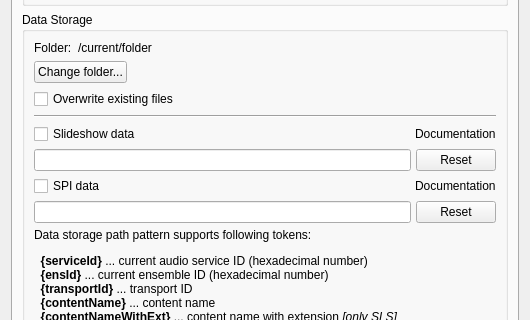
The window that gui/setupdialog.ui (KejPi/AbracaDABra) describes before a commit, drawn with Qt 5; both pictures show x 0 to 530 and y 153 to 473 of the 530 by 630 pixel window.
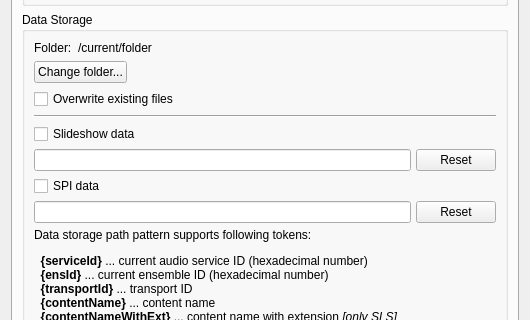
The same window after the commit. Custom widgets are drawn as their Qt base class.

Commit message: Documentation links removed

What changed in the file:
```diff
--- a/gui/setupdialog.ui
+++ b/gui/setupdialog.ui
@@ -1472,13 +1472,6 @@
                 </property>
                </spacer>
               </item>
-              <item>
-               <widget class="QLabel" name="dumpSlsDocuLabel">
-                <property name="text">
-                 <string>Documentation</string>
-                </property>
-               </widget>
-              </item>
              </layout>
             </item>
             <item>
@@ -1524,13 +1517,6 @@
                 </property>
                </spacer>
               </item>
-              <item>
-               <widget class="QLabel" name="dumpSpiDocuLabel">
-                <property name="text">
-                 <string>Documentation</string>
-                </property>
-               </widget>
-              </item>
              </layout>
             </item>
             <item>
```
The commit also changes 1 other file.
